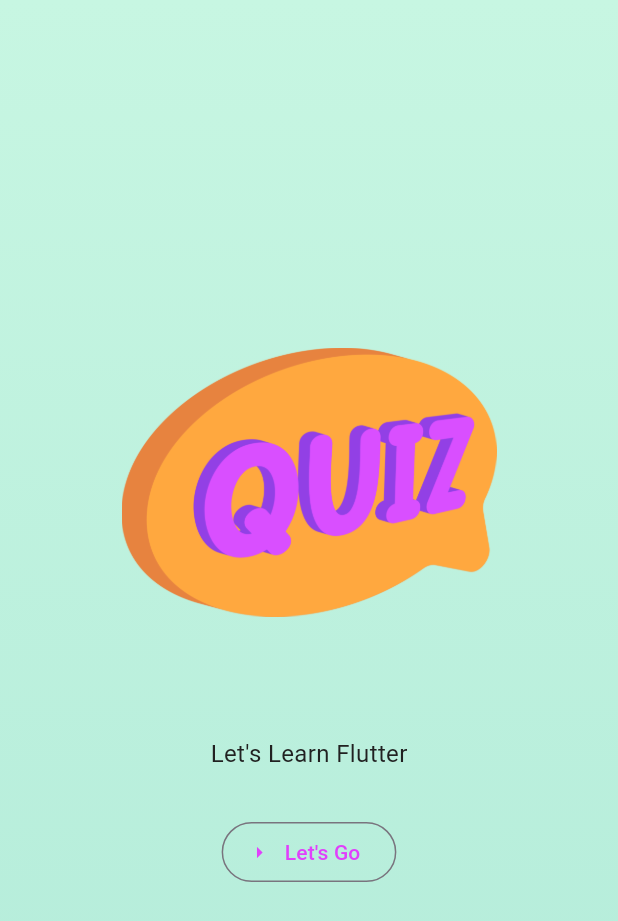
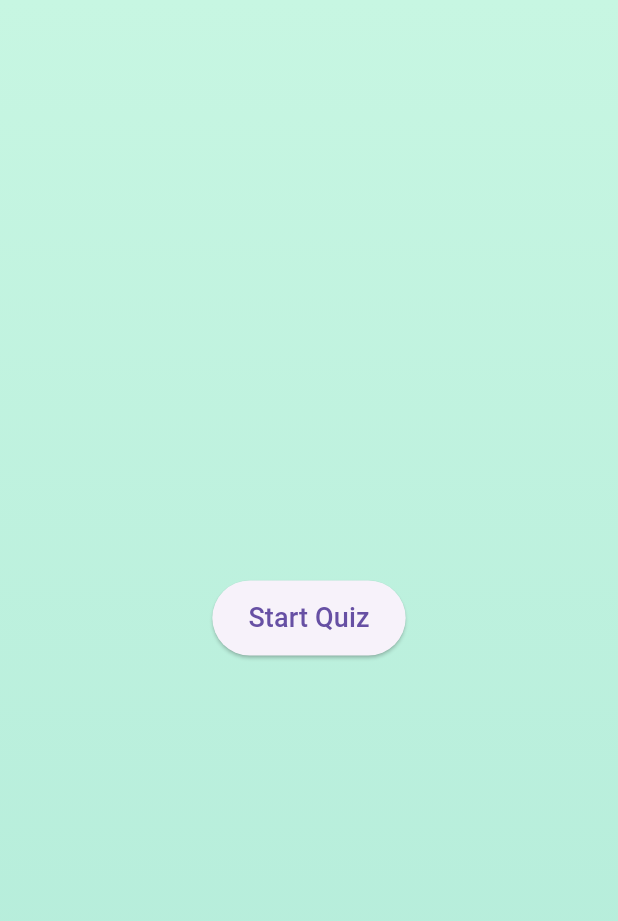
Before and after one commit to RushirajRavalji/Flutter_projects, a Flutter app: the screen it shows after launch, on a phone screen of 412 x 824 dp. Shown: the top 921 px of the screen. Run offline on Flutter 3.47's test engine with Material 3 defaults, Android fonts, the light colour scheme and no system bars.

Commit message:
minor upgrades to the project

```diff
--- a/quiz_app/lib/data/questions.dart
+++ b/quiz_app/lib/data/questions.dart
@@ -1,8 +1,9 @@
 import 'package:quiz_app/models/quiz_questions.dart';
 
+// A list of questions used in the quiz app.
 const questions = [
   QuizQuestions(
-    'What are the main building blocks of flutter UI ?',
+    'What are the main building blocks of Flutter UI?',
     ['Widgets', 'Components', 'Blocks', 'Functions'],
   ),
   QuizQuestions(
@@ -20,5 +21,5 @@ const questions = [
   QuizQuestions(
     'Which method is called to start the execution of a Flutter app?',
     ['main()', 'runApp()', 'initState()', 'build()'],
-  )
+  ),
 ];
--- a/quiz_app/lib/main.dart
+++ b/quiz_app/lib/main.dart
@@ -2,15 +2,15 @@ import 'package:flutter/material.dart';
 import 'package:quiz_app/quiz.dart';
 
 void main() {
-  runApp(QuizApp()); // Runs the QuizApp widget
+  runApp(QuizApp()); // Entry point of the application, running QuizApp widget
 }
 
 class QuizApp extends StatelessWidget {
   @override
   Widget build(BuildContext context) {
     return MaterialApp(
-      debugShowCheckedModeBanner: false, // Disables the debug banner in the app
-      home: Quiz(), // The home screen is the Quiz widget
+      debugShowCheckedModeBanner: false, // Disable the debug banner
+      home: Quiz(), // Set the Quiz widget as the home screen
     );
   }
 }
--- a/quiz_app/lib/quiz.dart
+++ b/quiz_app/lib/quiz.dart
@@ -8,58 +8,51 @@ class Quiz extends StatefulWidget {
   const Quiz({super.key});
 
   @override
-  State<Quiz> createState() {
-    return _QuizState();
-  }
+  State<Quiz> createState() => _QuizState();
 }
 
 class _QuizState extends State<Quiz> {
-  List<String> selectedAnswers = [];
-  var activeScreen = 'start-screen';
+  List<String> selectedAnswers = []; // Tracks selected answers
+  var activeScreen = 'start-screen'; // Tracks the active screen
 
   void switchScreen() {
     setState(() {
-      selectedAnswers = [];
-      activeScreen = 'questions-screen';
+      selectedAnswers = []; // Reset answers when switching
+      activeScreen = 'questions-screen'; // Set active screen to question screen
     });
   }
 
   void chooseAnswer(String answer) {
     setState(() {
-      selectedAnswers.add(answer);
+      selectedAnswers.add(answer); // Add selected answer
       if (selectedAnswers.length == questions.length) {
-        setState(() {
-          activeScreen = 'results-screen';
-        });
+        activeScreen =
+            'results-screen'; // Navigate to results screen after last question
       }
     });
   }
 
-  // Function to restart the quiz
   void restartQuiz() {
     setState(() {
-      selectedAnswers = [];
-      activeScreen = 'start-screen'; // Reset to the start screen
+      selectedAnswers = []; // Clear previous answers
+      activeScreen = 'start-screen'; // Reset to start screen
     });
   }
 
   @override
   Widget build(BuildContext context) {
-    Widget screenWidget = StartScreen(switchScreen);
+    Widget screenWidget = StartScreen(switchScreen); // Default to start screen
     if (activeScreen == 'questions-screen') {
-      screenWidget = QuestionsScreen(onSelectedAnswer: chooseAnswer);
-    }
-
-    if (activeScreen == 'results-screen') {
+      screenWidget = QuestionsScreen(
+          onSelectedAnswer: chooseAnswer); // Display question screen
+    } else if (activeScreen == 'results-screen') {
       screenWidget = ResultsScreen(
-        chosenAnswers: selectedAnswers,
-        onRestart:
-            restartQuiz, // Pass the restart function to the ResultsScreen
-      );
+          chosenAnswers: selectedAnswers,
+          onRestart: restartQuiz); // Display results screen
     }
 
     return MaterialApp(
-      debugShowCheckedModeBanner: false,
+      debugShowCheckedModeBanner: false, // Disable debug banner
       home: Scaffold(
         body: Container(
           decoration: BoxDecoration(
@@ -68,11 +61,11 @@ class _QuizState extends State<Quiz> {
                 Color.fromARGB(255, 199, 246, 226),
                 Color.fromARGB(255, 178, 235, 217),
               ],
-              begin: Alignment.topCenter,
-              end: Alignment.bottomCenter,
+              begin: Alignment.topCenter, // Gradient starts at the top
+              end: Alignment.bottomCenter, // Gradient ends at the bottom
             ),
           ),
-          child: screenWidget,
+          child: screenWidget, // Display active screen
         ),
       ),
     );
--- a/quiz_app/lib/start_screen.dart
+++ b/quiz_app/lib/start_screen.dart
@@ -1,37 +1,24 @@
 import 'package:flutter/material.dart';
 
+// The initial screen of the app, which allows the user to start the quiz.
 class StartScreen extends StatelessWidget {
-  const StartScreen(this.startQuiz, {Key? key});
+  const StartScreen(this.startQuiz, {Key? key}) : super(key: key);
 
-  final void Function() startQuiz;
+  final void Function() startQuiz; // Callback function to start the quiz
 
   @override
   Widget build(BuildContext context) {
     return Center(
-      child: Column(
-        mainAxisAlignment: MainAxisAlignment.center,
-        children: [
-          Image.asset(
-            'assets/images/quiz-logo.png', // Logo image for the quiz
-            width: 250,
-          ),
-          SizedBox(height: 80),
-          Text(
-            "Let's Learn Flutter",
-            style: TextStyle(
-              color: Color.fromARGB(255, 33, 33, 33),
-              fontSize: 16,
-            ),
-          ),
-          SizedBox(height: 30),
-          OutlinedButton.icon(
-            onPressed: startQuiz, // Start the quiz when button is pressed
-            style:
-                OutlinedButton.styleFrom(foregroundColor: Colors.purpleAccent),
-            icon: Icon(Icons.arrow_right),
-            label: Text("Let's Go"),
-          )
-        ],
+      child: ElevatedButton(
+        onPressed: startQuiz, // Trigger the startQuiz callback when pressed
+        style: ElevatedButton.styleFrom(
+          padding: EdgeInsets.symmetric(
+              vertical: 12.0, horizontal: 24.0), // Button padding
+        ),
+        child: Text(
+          'Start Quiz', // Button text
+          style: TextStyle(fontSize: 18), // Button text styling
+        ),
       ),
     );
   }
```
Also changed, not shown: quiz_app/lib/models/answer_button.dart (+12 -8 lines), quiz_app/lib/models/quiz_questions.dart (+6 -4 lines), quiz_app/lib/questions_screen.dart (+25 -22 lines), quiz_app/lib/questions_summary.dart (+16 -13 lines), quiz_app/lib/results_screen.dart (+24 -21 lines).
